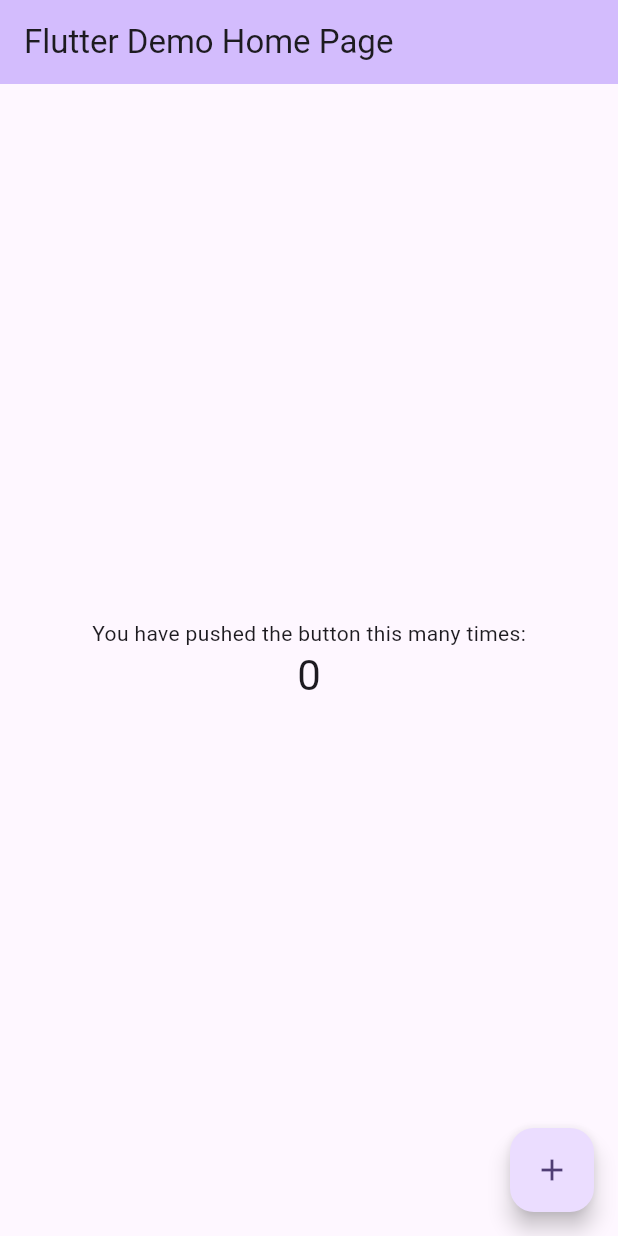
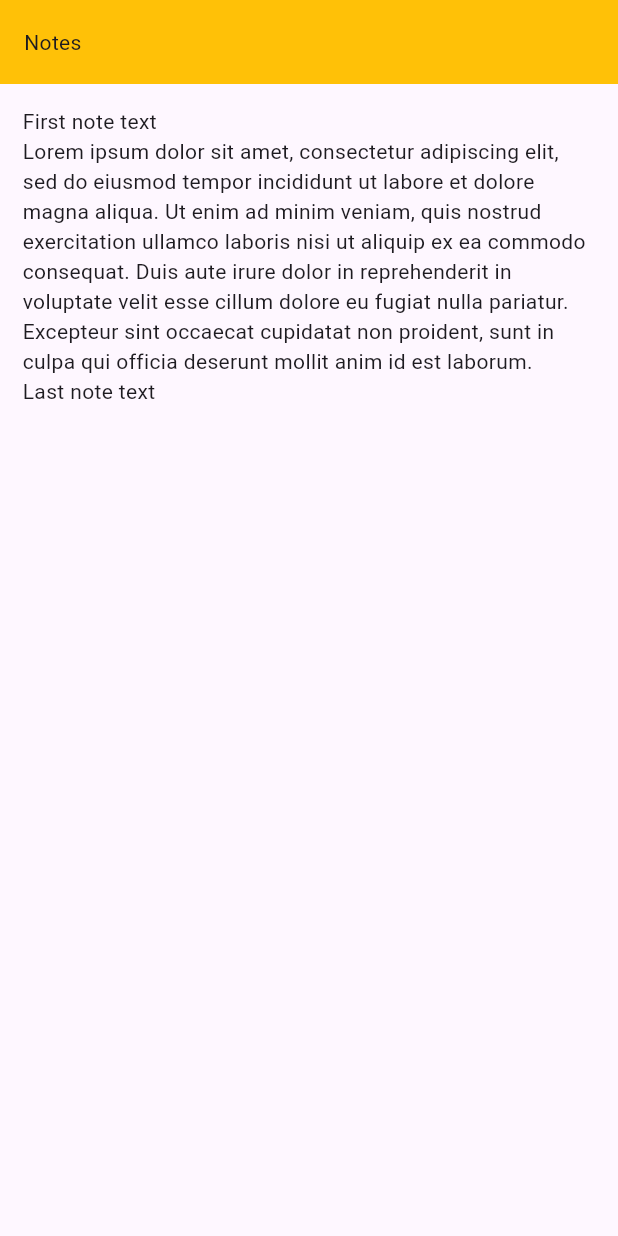
Before and after one commit to Yom3n/Notes_app_programming_sample, a Flutter app: the screen it shows after launch, on a phone screen of 412 x 824 dp. Run offline on Flutter 3.47's test engine with Material 2 defaults, Android fonts, the phone set to English and light mode, and no system bars; our stand-ins replace bloc, equatable, flutter_bloc.

Commit message:
Added basic UI for list of notes

```diff
--- /dev/null
+++ b/lib/features/notes/pages/notes_feed_page.dart
@@ -0,0 +1,47 @@
+import 'package:flutter/material.dart';
+import 'package:flutter_bloc/flutter_bloc.dart';
+
+import '../blocs/notes_cubit.dart';
+
+class NotesFeedPage extends StatelessWidget {
+  const NotesFeedPage({super.key});
+
+  @override
+  Widget build(BuildContext context) {
+    return Scaffold(
+      appBar: AppBar(
+        title: Text('Notes', style: Theme.of(context).textTheme.bodyMedium),
+      ),
+      body: Padding(
+        padding: const EdgeInsets.all(15.0),
+        child: BlocBuilder<NotesCubit, NotesState>(
+          builder: (context, notesState) {
+            switch (notesState.status) {
+              case NotesStatus.initial:
+                return const Center(child: Text('Note not initialized'));
+              case NotesStatus.loaded:
+                return ListView.builder(
+                  itemBuilder: (context, index) {
+                    final note = notesState.notes[index];
+                    return Text(note.text);
+                  },
+                  itemCount: notesState.notes.length,
+                );
+              case NotesStatus.loading:
+                return Center(
+                  child: CircularProgressIndicator(
+                    color: Theme.of(context).colorScheme.secondary,
+                  ),
+                );
+              case NotesStatus.error:
+                return Text(
+                  notesState.noteErrorData?.noteErrorStatus?.toString() ??
+                      'An error occurred while loading notes',
+                );
+            }
+          },
+        ),
+      ),
+    );
+  }
+}
--- a/lib/main.dart
+++ b/lib/main.dart
@@ -1,4 +1,9 @@
 import 'package:flutter/material.dart';
+import 'package:flutter_bloc/flutter_bloc.dart';
+import 'package:notes_app/features/notes/blocs/notes_cubit.dart';
+import 'package:notes_rest_service/notes_rest_service.dart';
+
+import 'features/notes/pages/notes_feed_page.dart';
 
 void main() {
   runApp(const MyApp());
@@ -7,119 +12,21 @@ void main() {
 class MyApp extends StatelessWidget {
   const MyApp({super.key});
 
-  // This widget is the root of your application.
   @override
   Widget build(BuildContext context) {
     return MaterialApp(
-      title: 'Flutter Demo',
+      title: 'Notes app',
       theme: ThemeData(
-        // This is the theme of your application.
-        //
-        // TRY THIS: Try running your application with "flutter run". You'll see
-        // the application has a blue toolbar. Then, without quitting the app,
-        // try changing the seedColor in the colorScheme below to Colors.green
-        // and then invoke "hot reload" (save your changes or press the "hot
-        // reload" button in a Flutter-supported IDE, or press "r" if you used
-        // the command line to start the app).
-        //
-        // Notice that the counter didn't reset back to zero; the application
-        // state is not lost during the reload. To reset the state, use hot
-        // restart instead.
-        //
-        // This works for code too, not just values: Most code changes can be
-        // tested with just a hot reload.
         colorScheme: ColorScheme.fromSeed(seedColor: Colors.deepPurple),
+        appBarTheme:
+            AppBarTheme.of(context).copyWith(backgroundColor: Colors.amber),
         useMaterial3: true,
       ),
-      home: const MyHomePage(title: 'Flutter Demo Home Page'),
+      home: BlocProvider(
+          create: (BuildContext context) {
+            return NotesCubit(FakeNotesRestService())..iInitialiseNotes(123);
+          },
+          child: const NotesFeedPage()),
     );
   }
 }
-
-class MyHomePage extends StatefulWidget {
-  const MyHomePage({super.key, required this.title});
-
-  // This widget is the home page of your application. It is stateful, meaning
-  // that it has a State object (defined below) that contains fields that affect
-  // how it looks.
-
-  // This class is the configuration for the state. It holds the values (in this
-  // case the title) provided by the parent (in this case the App widget) and
-  // used by the build method of the State. Fields in a Widget subclass are
-  // always marked "final".
-
-  final String title;
-
-  @override
-  State<MyHomePage> createState() => _MyHomePageState();
-}
-
-class _MyHomePageState extends State<MyHomePage> {
-  int _counter = 0;
-
-  void _incrementCounter() {
-    setState(() {
-      // This call to setState tells the Flutter framework that something has
-      // changed in this State, which causes it to rerun the build method below
-      // so that the display can reflect the updated values. If we changed
-      // _counter without calling setState(), then the build method would not be
-      // called again, and so nothing would appear to happen.
-      _counter++;
-    });
-  }
-
-  @override
-  Widget build(BuildContext context) {
-    // This method is rerun every time setState is called, for instance as done
-    // by the _incrementCounter method above.
-    //
-    // The Flutter framework has been optimized to make rerunning build methods
-    // fast, so that you can just rebuild anything that needs updating rather
-    // than having to individually change instances of widgets.
-    return Scaffold(
-      appBar: AppBar(
-        // TRY THIS: Try changing the color here to a specific color (to
-        // Colors.amber, perhaps?) and trigger a hot reload to see the AppBar
-        // change color while the other colors stay the same.
-        backgroundColor: Theme.of(context).colorScheme.inversePrimary,
-        // Here we take the value from the MyHomePage object that was created by
-        // the App.build method, and use it to set our appbar title.
-        title: Text(widget.title),
-      ),
-      body: Center(
-        // Center is a layout widget. It takes a single child and positions it
-        // in the middle of the parent.
-        child: Column(
-          // Column is also a layout widget. It takes a list of children and
-          // arranges them vertically. By default, it sizes itself to fit its
-          // children horizontally, and tries to be as tall as its parent.
-          //
-          // Column has various properties to control how it sizes itself and
-          // how it positions its children. Here we use mainAxisAlignment to
-          // center the children vertically; the main axis here is the vertical
-          // axis because Columns are vertical (the cross axis would be
-          // horizontal).
-          //
-          // TRY THIS: Invoke "debug painting" (choose the "Toggle Debug Paint"
-          // action in the IDE, or press "p" in the console), to see the
-          // wireframe for each widget.
-          mainAxisAlignment: MainAxisAlignment.center,
-          children: <Widget>[
-            const Text(
-              'You have pushed the button this many times:',
-            ),
-            Text(
-              '$_counter',
-              style: Theme.of(context).textTheme.headlineMedium,
-            ),
-          ],
-        ),
-      ),
-      floatingActionButton: FloatingActionButton(
-        onPressed: _incrementCounter,
-        tooltip: 'Increment',
-        child: const Icon(Icons.add),
-      ), // This trailing comma makes auto-formatting nicer for build methods.
-    );
-  }
-}
--- a/packages/notes_rest_service/lib/src/rest_service.dart
+++ b/packages/notes_rest_service/lib/src/rest_service.dart
@@ -33,7 +33,15 @@ class FakeNotesRestService implements INotesRestService {
   @override
   Future<List<NoteModel>> getNotes(int userId) async {
     await Future.delayed(const Duration(milliseconds: 450));
-    return <NoteModel>[];
+    return <NoteModel>[
+      NoteModel(id: 1, title: 'First note', text: 'First note text'),
+      NoteModel(
+          id: 2,
+          title: 'Lorem ipsum long',
+          text:
+              '''Lorem ipsum dolor sit amet, consectetur adipiscing elit, sed do eiusmod tempor incididunt ut labore et dolore magna aliqua. Ut enim ad minim veniam, quis nostrud exercitation ullamco laboris nisi ut aliquip ex ea commodo consequat. Duis aute irure dolor in reprehenderit in voluptate velit esse cillum dolore eu fugiat nulla pariatur. Excepteur sint occaecat cupidatat non proident, sunt in culpa qui officia deserunt mollit anim id est laborum.'''),
+      NoteModel(id: 3, title: 'Last note', text: 'Last note text'),
+    ];
   }
 
   @override
```
